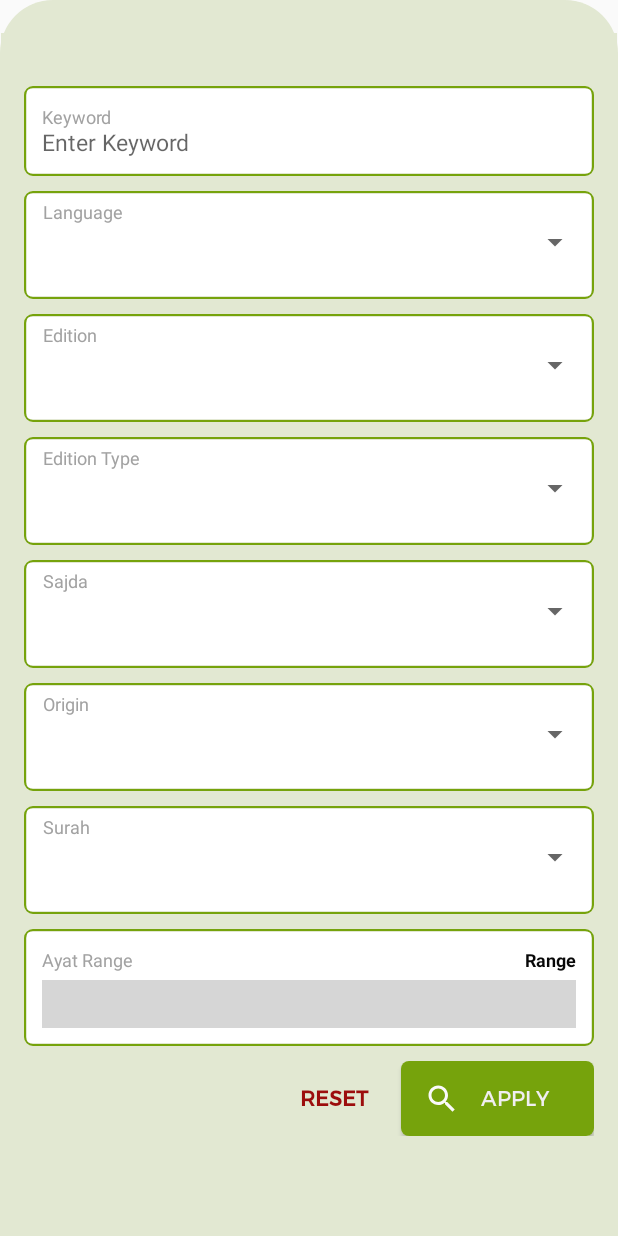
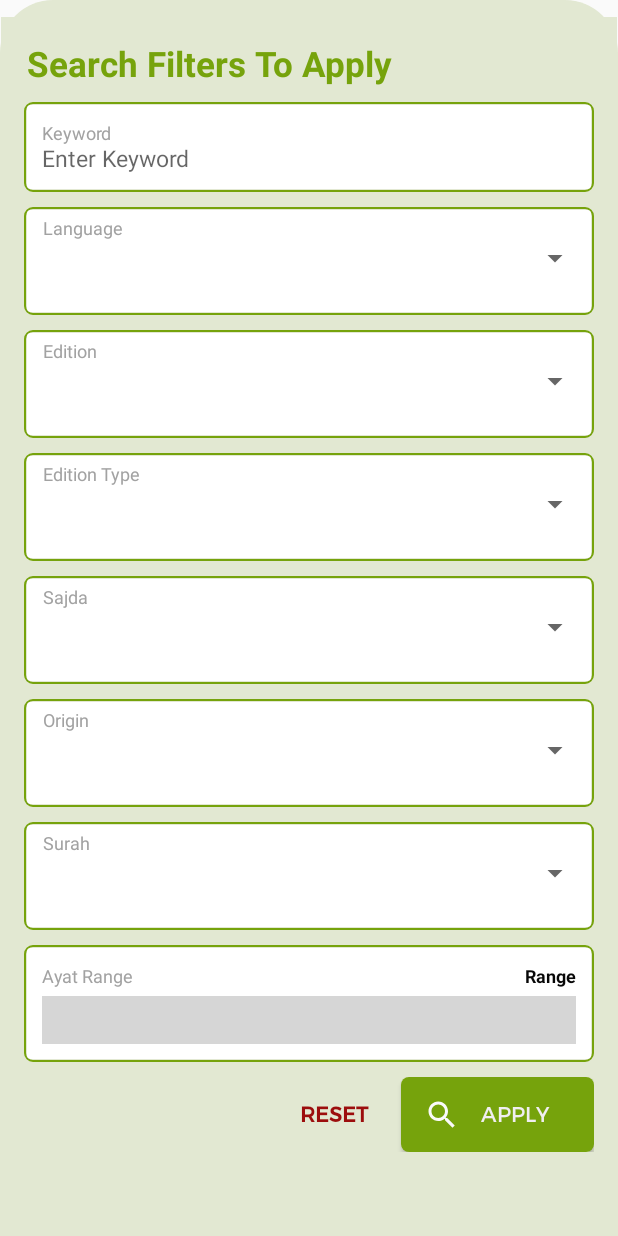
Before and after one commit to mrhammadasif/quran-research-android-v2, an Android app: the layout content_filers.xml on its own in the app's theme, with its tools: preview values and no code run, on a phone screen of 412 x 824 dp. Run offline under Robolectric (Android 15) with nearby library versions, the phone set to English and light mode, and no system bars; plain views replace RangeSeekBar, TagView; grey boxes are pictures that could not be loaded.

Commit message:
filter Dialog Title Added

```diff
--- a/app/src/main/res/layout/content_filers.xml
+++ b/app/src/main/res/layout/content_filers.xml
@@ -20,27 +20,36 @@
         card_view:layout_constraintTop_toTopOf="parent">
 
         <ScrollView
-            android:layout_width="fill_parent"
-            android:layout_height="fill_parent">
+            android:layout_width="match_parent"
+            android:layout_height="match_parent">
 
             <LinearLayout
-                android:layout_width="fill_parent"
-                android:layout_height="fill_parent"
+                android:layout_width="match_parent"
+                android:layout_height="match_parent"
                 android:layout_margin="10dp"
                 android:orientation="vertical"
                 android:padding="5dp">
 
+                <TextView
+                    android:layout_width="match_parent"
+                    android:layout_height="wrap_content"
+                    android:layout_marginStart="2dp"
+                    android:text="Search Filters To Apply"
+                    android:textColor="@color/searchbtn"
+                    android:textSize="23dp"
+                    android:textStyle="bold" />
+
                 <LinearLayout
-                    android:layout_width="fill_parent"
+                    android:layout_width="match_parent"
                     android:layout_height="wrap_content"
-                    android:layout_marginTop="20dp"
+                    android:layout_marginTop="10dp"
                     android:layout_marginBottom="10dp"
                     android:background="@drawable/border"
                     android:orientation="vertical"
                     android:padding="2dp">
 
                     <androidx.cardview.widget.CardView
-                        android:layout_width="fill_parent"
+                        android:layout_width="match_parent"
                         android:layout_height="wrap_content"
                         app:cardBackgroundColor="@color/ayabgwhite"
                         app:cardCornerRadius="5dp">
@@ -111,9 +120,10 @@
                                 android:layout_height="wrap_content"
                                 android:layout_marginStart="5dp"
                                 android:layout_weight="1"
+                                android:paddingStart="5dp"
                                 android:paddingTop="3dp"
-                                android:paddingStart="5dp"
-                                android:paddingEnd="5dp"                                android:text="Language"
+                                android:paddingEnd="5dp"
+                                android:text="Language"
                                 android:textColor="@color/dialogitembg"
                                 android:textSize="12sp"
                                 android:textStyle="normal" />
@@ -121,7 +131,7 @@
                             <LinearLayout
                                 android:layout_width="match_parent"
                                 android:layout_height="48dp"
-                                android:minHeight="52dp">                                android:orientation="horizontal">
+                                android:minHeight="52dp">android:orientation="horizontal">
 
                                 <Spinner
                                     android:id="@+id/lang_spinner"
@@ -161,10 +171,10 @@
                                 android:layout_height="wrap_content"
                                 android:layout_marginStart="5dp"
                                 android:layout_weight="1"
+                                android:paddingStart="5dp"
+                                android:paddingTop="3dp"
+                                android:paddingEnd="5dp"
                                 android:text="Edition"
-                                android:paddingTop="3dp"
-                                android:paddingStart="5dp"
-                                android:paddingEnd="5dp"
                                 android:textColor="@color/dialogitembg"
                                 android:textSize="12sp"
                                 android:textStyle="normal" />
@@ -187,6 +197,7 @@
                         </LinearLayout>
                     </androidx.cardview.widget.CardView>
                 </LinearLayout>
+
                 <LinearLayout
                     android:layout_width="fill_parent"
                     android:layout_height="wrap_content"
@@ -211,8 +222,8 @@
                                 android:layout_height="wrap_content"
                                 android:layout_marginStart="5dp"
                                 android:layout_weight="1"
+                                android:paddingStart="5dp"
                                 android:paddingTop="3dp"
-                                android:paddingStart="5dp"
                                 android:paddingEnd="5dp"
                                 android:text="Edition Type"
                                 android:textColor="@color/dialogitembg"
@@ -260,8 +271,8 @@
                                 android:layout_height="wrap_content"
                                 android:layout_marginStart="5dp"
                                 android:layout_weight="1"
+                                android:paddingStart="5dp"
                                 android:paddingTop="3dp"
-                                android:paddingStart="5dp"
                                 android:paddingEnd="5dp"
                                 android:text="Sajda"
                                 android:textColor="@color/dialogitembg"
@@ -311,8 +322,8 @@
                                 android:layout_height="wrap_content"
                                 android:layout_marginStart="5dp"
                                 android:layout_weight="1"
+                                android:paddingStart="5dp"
                                 android:paddingTop="3dp"
-                                android:paddingStart="5dp"
                                 android:paddingEnd="5dp"
                                 android:text="Origin"
                                 android:textColor="@color/dialogitembg"
@@ -353,18 +364,17 @@
                         <LinearLayout
                             android:layout_width="fill_parent"
                             android:layout_height="wrap_content"
-                            android:orientation="vertical"
-                            >
+                            android:orientation="vertical">
 
                             <TextView
                                 android:layout_width="fill_parent"
                                 android:layout_height="wrap_content"
+                                android:layout_marginStart="5dp"
                                 android:layout_weight="1"
+                                android:paddingStart="5dp"
+                                android:paddingTop="3dp"
+                                android:paddingEnd="5dp"
                                 android:text="Surah"
-                                android:layout_marginStart="5dp"
-                                android:paddingTop="3dp"
-                                android:paddingStart="5dp"
-                                android:paddingEnd="5dp"
                                 android:textColor="@color/dialogitembg"
                                 android:textSize="12sp"
                                 android:textStyle="normal" />
@@ -483,8 +493,8 @@
                         android:id="@+id/applyfilter"
                         android:layout_width="50dp"
                         android:layout_height="50dp"
+                        android:layout_marginLeft="5dp"
                         android:layout_weight="1"
-                        android:layout_marginLeft="5dp"
                         android:background="@drawable/button"
                         android:drawableLeft="@drawable/ic_search_black_24dp"
                         android:fontFamily="@font/montserrat_regular"
```
